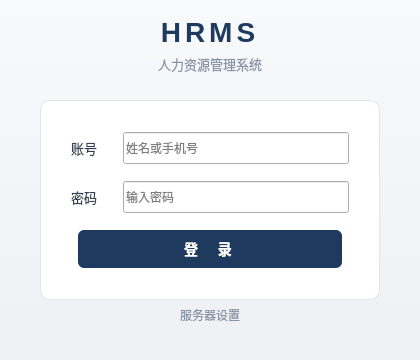
The window that src/ui/LoginWindow.ui (Villager119/sdu-cs-human-resource-management-system-project) describes before a commit, drawn with Qt 5.
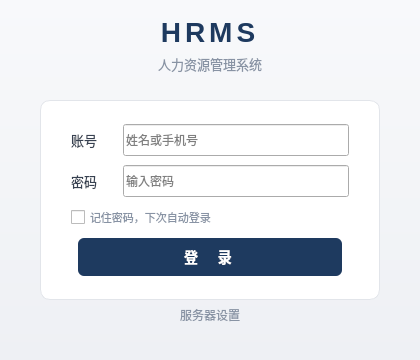
The same window after the commit.

Commit message:
feat: 自动登录 + 组织/绩效升级
- 登录页新增"记住密码"复选框，勾选后Base64存config.ini
- 下次启动自动填入账号密码，500ms后触发登录
- OrgTab: QSplitter左右分栏，树节点显示人数，点击部门显示员工列表
- PerformanceTab: 4维度评分(态度/能力/协作/创新 ×25分)，实时总分

```diff
--- a/src/ui/LoginWindow.ui
+++ b/src/ui/LoginWindow.ui
@@ -113,6 +113,12 @@
         </item>
        </layout>
       </item>
+      <item>
+       <widget class="QCheckBox" name="checkRemember">
+        <property name="text"><string>记住密码，下次自动登录</string></property>
+        <property name="styleSheet"><string>color:#8893a4;font-size:11px;</string></property>
+       </widget>
+      </item>
       <item>
        <layout class="QHBoxLayout" name="btnRow">
         <item>
```
The commit also changes 6 other files.
